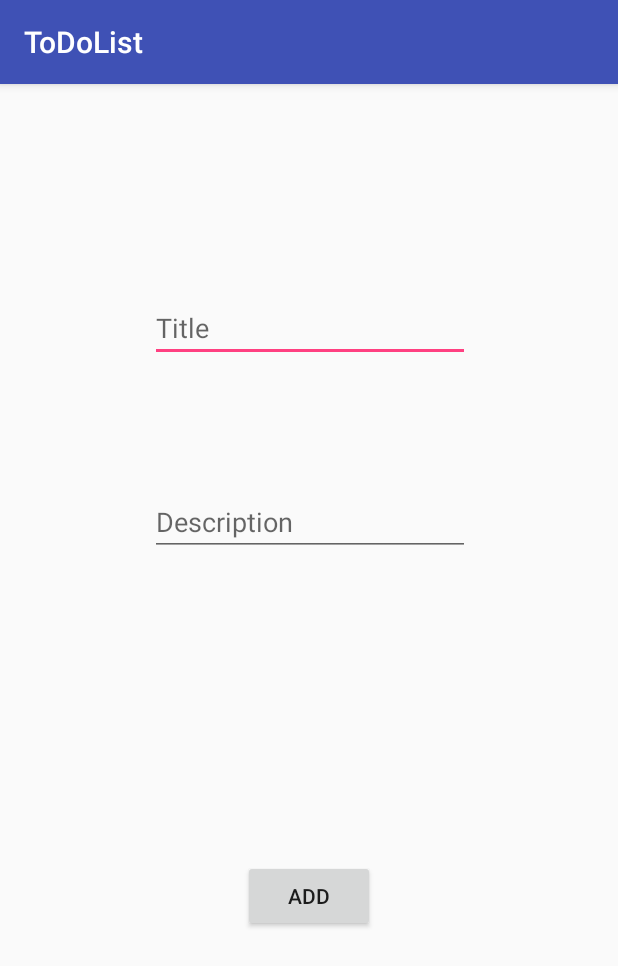
After one commit to alinemokfa/to_do_list__android_solo_project, an Android app: the AddTaskActivity screen opened directly, with no data from a screen before it, on a phone screen of 412 x 824 dp. The commit adds this screen. Shown: the top 966 px of the screen. Run offline under Robolectric (Android 15) with nearby library versions, the phone set to English and light mode, and no system bars.

Commit message:
added add_task option to menu + tested data persistence

```diff
--- a/ToDoList/app/src/main/AndroidManifest.xml
+++ b/ToDoList/app/src/main/AndroidManifest.xml
@@ -16,6 +16,8 @@
                 <category android:name="android.intent.category.LAUNCHER" />
             </intent-filter>
         </activity>
+        <activity android:name=".AddTaskActivity" />
+        <activity android:name=".ViewTaskActivity"></activity>
     </application>
 
 </manifest>
--- /dev/null
+++ b/ToDoList/app/src/main/java/com/example/alinemokfa/todolist/AddTaskActivity.java
@@ -0,0 +1,33 @@
+package com.example.alinemokfa.todolist;
+
+import android.content.Intent;
+import android.support.v7.app.AppCompatActivity;
+import android.os.Bundle;
+import android.view.View;
+import android.widget.EditText;
+
+public class AddTaskActivity extends AppCompatActivity {
+
+    @Override
+    protected void onCreate(Bundle savedInstanceState) {
+        super.onCreate(savedInstanceState);
+        setContentView(R.layout.activity_add_task);
+    }
+
+    public void onAddTask(View view) {
+        EditText add_task_title = findViewById(R.id.add_task_title);
+        EditText add_task_description = findViewById(R.id.add_task_description);
+
+        DatabaseHelper helper = new DatabaseHelper(this);
+
+        Task task = new Task();
+        task.setTitle(add_task_title.getText().toString());
+        task.setDescription(add_task_description.getText().toString());
+        task.setCompletion(false);
+        helper.save(task);
+
+        Intent intent = new Intent(this, MainActivity.class);
+        startActivity(intent);
+    }
+
+}
--- /dev/null
+++ b/ToDoList/app/src/main/res/layout/activity_add_task.xml
@@ -0,0 +1,57 @@
+<?xml version="1.0" encoding="utf-8"?>
+<android.support.constraint.ConstraintLayout xmlns:android="http://schemas.android.com/apk/res/android"
+    xmlns:app="http://schemas.android.com/apk/res-auto"
+    xmlns:tools="http://schemas.android.com/tools"
+    android:id="@+id/add_task"
+    android:layout_width="match_parent"
+    android:layout_height="match_parent"
+    tools:context="com.example.alinemokfa.todolist.AddTaskActivity">
+
+    <EditText
+        android:id="@+id/add_task_title"
+        android:layout_width="wrap_content"
+        android:layout_height="wrap_content"
+        android:layout_marginBottom="8dp"
+        android:layout_marginTop="8dp"
+        android:ems="10"
+        android:hint="@string/hint_title"
+        app:layout_constraintBottom_toBottomOf="parent"
+        app:layout_constraintEnd_toEndOf="parent"
+        app:layout_constraintHorizontal_bias="0.503"
+        app:layout_constraintLeft_toLeftOf="parent"
+        app:layout_constraintRight_toRightOf="parent"
+        app:layout_constraintStart_toStartOf="parent"
+        app:layout_constraintTop_toTopOf="parent"
+        app:layout_constraintVertical_bias="0.187" />
+
+    <EditText
+        android:id="@+id/add_task_description"
+        android:layout_width="wrap_content"
+        android:layout_height="wrap_content"
+        android:layout_marginBottom="8dp"
+        android:layout_marginEnd="8dp"
+        android:layout_marginStart="8dp"
+        android:ems="10"
+        android:hint="@string/hint_description"
+        app:layout_constraintBottom_toBottomOf="parent"
+        app:layout_constraintEnd_toEndOf="parent"
+        app:layout_constraintHorizontal_bias="0.503"
+        app:layout_constraintRight_toRightOf="parent"
+        app:layout_constraintStart_toStartOf="parent"
+        app:layout_constraintTop_toBottomOf="@+id/add_task_title"
+        app:layout_constraintVertical_bias="0.159" />
+
+    <Button
+        android:id="@+id/add_task_button"
+        android:layout_width="wrap_content"
+        android:layout_height="wrap_content"
+        android:layout_marginBottom="8dp"
+        android:layout_marginTop="8dp"
+        android:onClick="onAddTask"
+        android:text="@string/add_button"
+        app:layout_constraintBottom_toBottomOf="parent"
+        app:layout_constraintLeft_toLeftOf="parent"
+        app:layout_constraintRight_toRightOf="parent"
+        app:layout_constraintTop_toBottomOf="@+id/add_task_description"
+        tools:text="@string/add_button" />
+</android.support.constraint.ConstraintLayout>
--- a/ToDoList/app/src/main/res/menu/activity_main.xml
+++ b/ToDoList/app/src/main/res/menu/activity_main.xml
@@ -4,5 +4,8 @@
     <item
         android:id="@+id/main_menu_home"
         android:title="@string/main_menu_home" />
+    <item
+        android:id="@+id/main_menu_add"
+        android:title="@string/main_menu_add" />
 
 </menu>
--- a/ToDoList/app/src/main/res/values/strings.xml
+++ b/ToDoList/app/src/main/res/values/strings.xml
@@ -7,4 +7,8 @@
     <string name="description">Description</string>
     <string name="about">About</string>
     <string name="main_menu_home">Home</string>
+    <string name="add_task_button">Add task</string>
+    <string name="hint_description">Description</string>
+    <string name="main_menu_add">Add Task</string>
+    <string name="hint_title">Title</string>
 </resources>
```
Also changed, not shown: ToDoList/app/src/main/java/com/example/alinemokfa/todolist/MainActivity.java (+12 -6 lines), ToDoList/app/src/main/java/com/example/alinemokfa/todolist/Task.java (+5 -2 lines), ToDoList/app/src/main/java/com/example/alinemokfa/todolist/ViewTaskActivity.java (added, +18 -0 lines), ToDoList/app/src/main/res/layout/activity_view_task.xml (added, +20 -0 lines).
